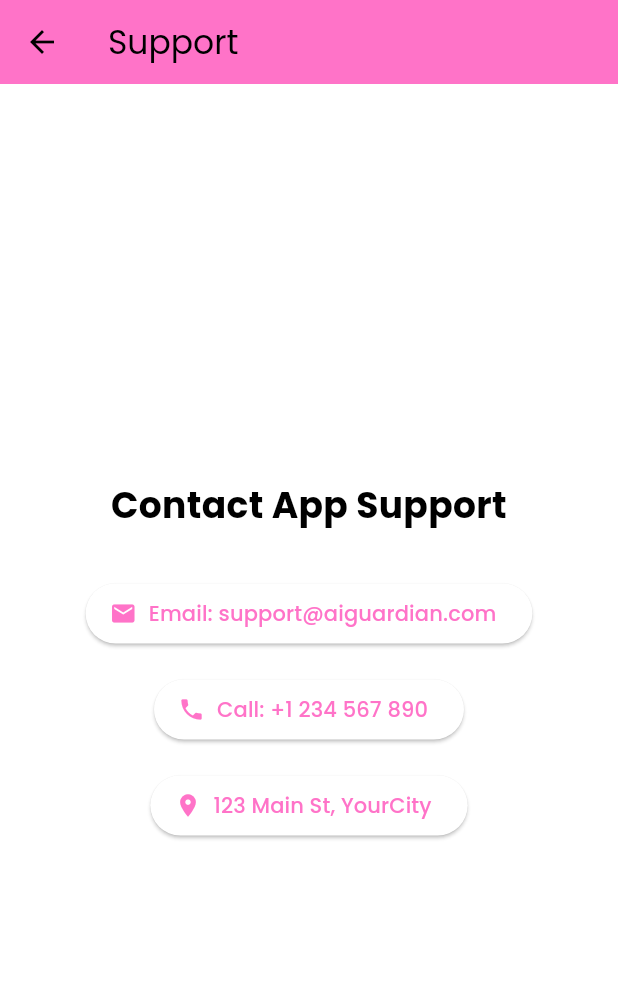
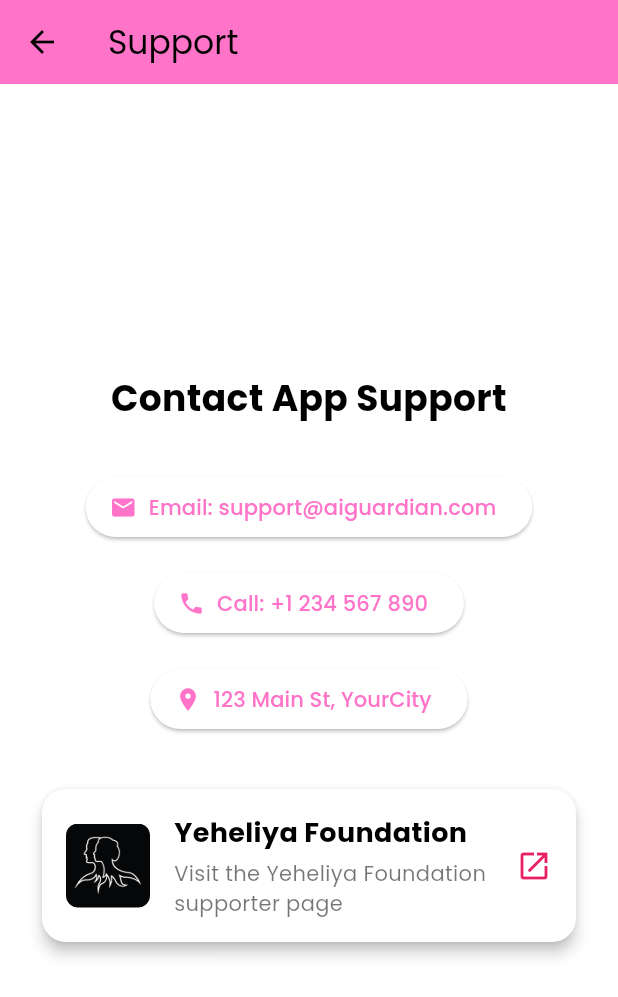
Before and after one commit to yumyum-web/ai_guardian, a Flutter app: the SupportScreen screen opened directly, on a phone screen of 412 x 824 dp. Shown: the top 997 px of the screen. Run offline on Flutter 3.47's test engine with Material 3 defaults, Android fonts, the phone set to English and light mode, and no system bars; our stand-ins replace audioplayers, cached_network_image, carousel_slider, cloud_firestore, firebase_auth, firebase_core and 7 more; missing offline and left inert: flutter_background_geolocation, mobile_scanner, record, shake_gesture; accounts and stored records are empty.

Commit message:
feat: Add Yeheliya Foundation supporter link and image to SupportScreen

```diff
--- a/lib/screens/support_screen.dart
+++ b/lib/screens/support_screen.dart
@@ -61,6 +61,74 @@ class SupportScreen extends StatelessWidget {
                 label: const Text('123 Main St, YourCity'),
                 onPressed: _launchAddress,
               ),
+              const SizedBox(height: 32),
+              Card(
+                elevation: 4,
+                shape: RoundedRectangleBorder(
+                  borderRadius: BorderRadius.circular(16),
+                ),
+                child: InkWell(
+                  borderRadius: BorderRadius.circular(16),
+                  onTap: () async {
+                    final url = Uri.parse(
+                      'https://www.hithawathi.lk/our_supporters/yeheliya-foundation/',
+                    );
+                    if (!await launchUrl(
+                      url,
+                      mode: LaunchMode.externalApplication,
+                    )) {
+                      if (!context.mounted) return;
+                      ScaffoldMessenger.of(context).showSnackBar(
+                        const SnackBar(
+                          content: Text(
+                            'Could not open Yeheliya Foundation link.',
+                          ),
+                        ),
+                      );
+                    }
+                  },
+                  child: Padding(
+                    padding: const EdgeInsets.all(16.0),
+                    child: Row(
+                      children: [
+                        ClipRRect(
+                          borderRadius: BorderRadius.circular(8),
+                          child: Image.asset(
+                            'assets/images/support_yeheliya_foundation.png',
+                            width: 56,
+                            height: 56,
+                            fit: BoxFit.cover,
+                          ),
+                        ),
+                        const SizedBox(width: 16),
+                        Expanded(
+                          child: Column(
+                            crossAxisAlignment: CrossAxisAlignment.start,
+                            children: const [
+                              Text(
+                                'Yeheliya Foundation',
+                                style: TextStyle(
+                                  fontSize: 18,
+                                  fontWeight: FontWeight.bold,
+                                ),
+                              ),
+                              SizedBox(height: 4),
+                              Text(
+                                'Visit the Yeheliya Foundation supporter page',
+                                style: TextStyle(
+                                  fontSize: 14,
+                                  color: Colors.black54,
+                                ),
+                              ),
+                            ],
+                          ),
+                        ),
+                        const Icon(Icons.open_in_new, color: Colors.pink),
+                      ],
+                    ),
+                  ),
+                ),
+              ),
             ],
           ),
         ),
--- a/pubspec.yaml
+++ b/pubspec.yaml
@@ -64,3 +64,4 @@ flutter:
     - assets/images/marker.png
     - assets/images/dashboard_safe_zones.png
     - assets/images/dashboard_recordings.png
+    - assets/images/support_yeheliya_foundation.png
```
Also changed, not shown: assets/images/support_yeheliya_foundation.png (added).
